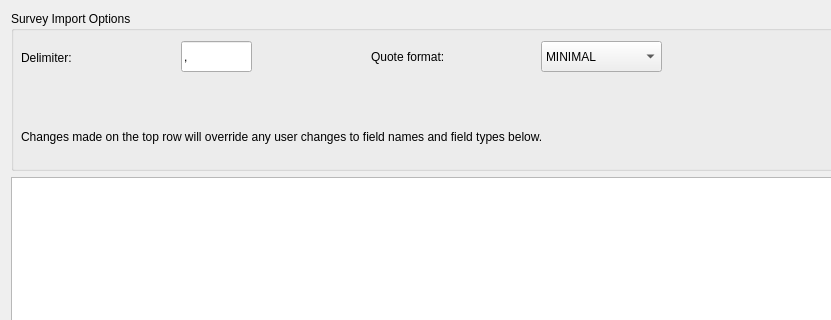
This is GUI_UIs/ui_dialog_import.ui in ccbogel/QualCoder as Qt 5 draws it before an edit; both pictures show x 0 to 831 and y 0 to 320 of the 946 by 579 pixel window. The edited form follows.
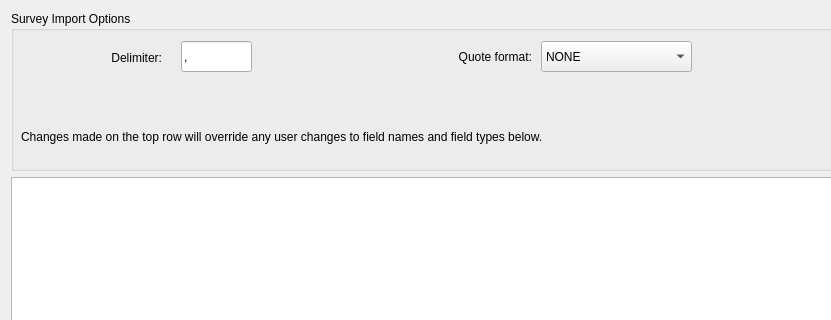
This is the edited form.

What changed in the file:
```diff
--- a/GUI_UIs/ui_dialog_import.ui
+++ b/GUI_UIs/ui_dialog_import.ui
@@ -91,42 +91,51 @@
        <rect>
         <x>10</x>
         <y>36</y>
-        <width>131</width>
+        <width>141</width>
         <height>21</height>
        </rect>
       </property>
       <property name="toolTip">
        <string>&lt;html&gt;&lt;head/&gt;&lt;body&gt;&lt;p&gt;Delimiter must be a single character.&lt;/p&gt;&lt;p&gt;Enter 'ta' for 'tab'&lt;/p&gt;&lt;/body&gt;&lt;/html&gt;</string>
       </property>
+      <property name="layoutDirection">
+       <enum>Qt::LeftToRight</enum>
+      </property>
       <property name="text">
        <string>Delimiter:</string>
       </property>
+      <property name="alignment">
+       <set>Qt::AlignRight|Qt::AlignTrailing|Qt::AlignVCenter</set>
+      </property>
      </widget>
      <widget class="QLabel" name="label_quotefmt">
       <property name="geometry">
        <rect>
-        <x>360</x>
+        <x>310</x>
         <y>30</y>
-        <width>141</width>
+        <width>211</width>
         <height>31</height>
        </rect>
       </property>
       <property name="text">
        <string>Quote format:</string>
       </property>
+      <property name="alignment">
+       <set>Qt::AlignRight|Qt::AlignTrailing|Qt::AlignVCenter</set>
+      </property>
      </widget>
      <widget class="QComboBox" name="comboBox_quote">
       <property name="geometry">
        <rect>
         <x>530</x>
         <y>30</y>
-        <width>121</width>
+        <width>151</width>
         <height>31</height>
        </rect>
       </property>
       <item>
        <property name="text">
-        <string>MINIMAL</string>
+        <string>NONE</string>
        </property>
       </item>
       <item>
```
Left out of the diff: 5 changed lines with no effect on the pictures.
